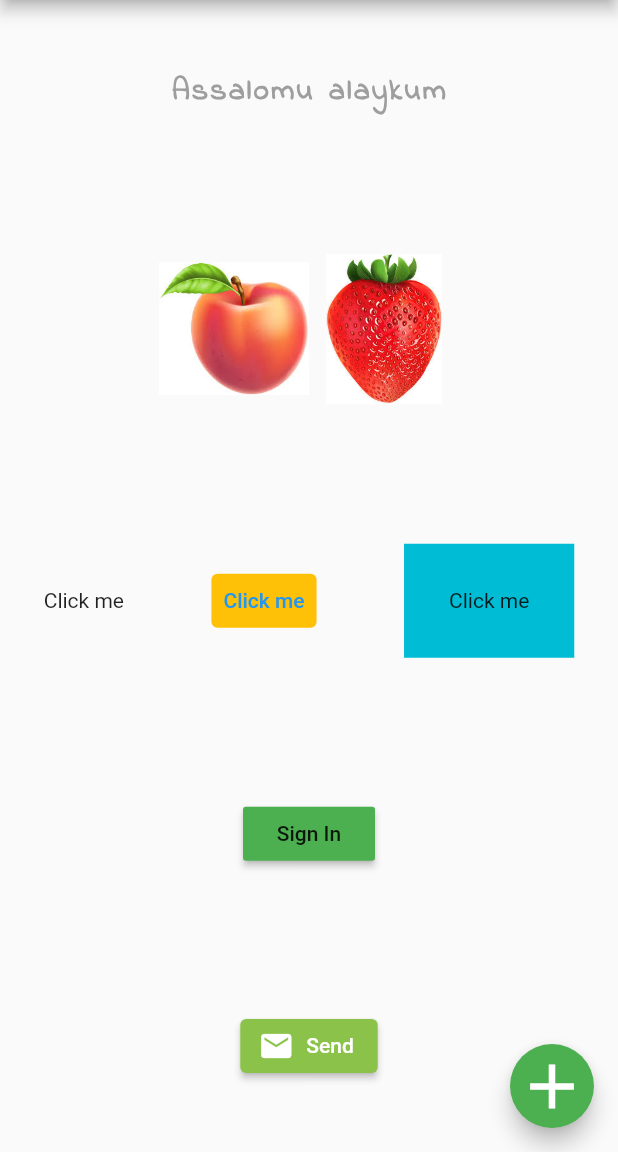
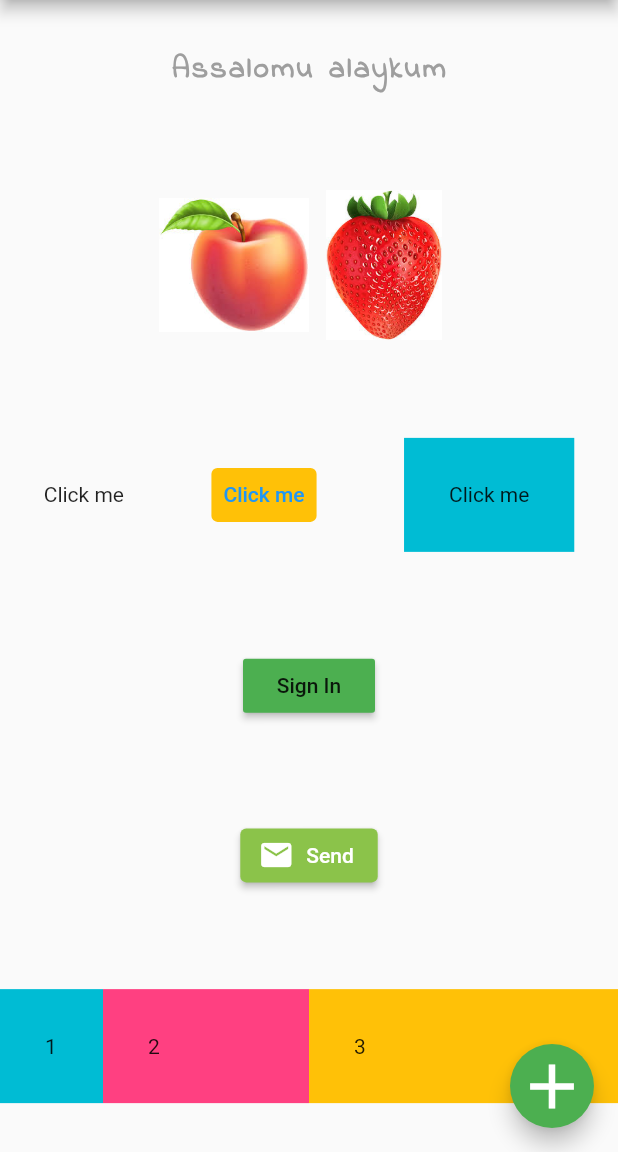
Before and after one commit to ShahzodJava/Flutter-tutorial, a Flutter app: the screen it shows after launch, on a phone screen of 412 x 824 dp, the part 84-1236 px from its top. Run offline on Flutter 3.47's test engine with Material 2 defaults, Android fonts, the light colour scheme and no system bars.

Commit message:
Expanded widget

```diff
--- a/Scaffold/lib/main.dart
+++ b/Scaffold/lib/main.dart
@@ -70,6 +70,34 @@ class MyApp extends StatelessWidget {
               style:
                   ElevatedButton.styleFrom(backgroundColor: Colors.lightGreen),
             ),
+            Row(
+              children: [
+                Expanded(
+                  flex: 2,
+                  child: Container(
+                    padding: EdgeInsets.all(30.0),
+                    color: Colors.cyan,
+                    child: Text('1'),
+                  ),
+                ),
+                Expanded(
+                  flex: 4,
+                  child: Container(
+                    padding: EdgeInsets.all(30.0),
+                    color: Colors.pinkAccent,
+                    child: Text('2'),
+                  ),
+                ),
+                Expanded(
+                  flex: 6,
+                  child: Container(
+                    padding: EdgeInsets.all(30.0),
+                    color: Colors.amber,
+                    child: Text('3'),
+                  ),
+                ),
+              ],
+            )
           ],
         ),
         floatingActionButton: FloatingActionButton(
```
